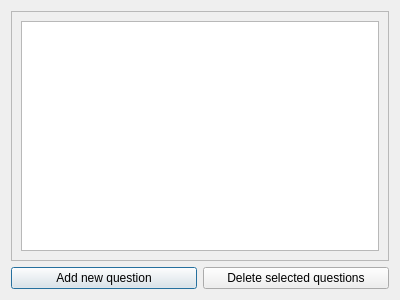
This is src/ui/managequestions.ui in mitom2/FunQuizz as Qt 5 draws it before an edit. The edited form follows.
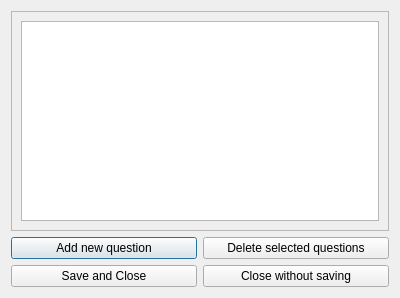
This is the edited form. Icons and pictures are not drawn.

Commit message: Manage questions: save and close, close without saving buttons

Patch:
```diff
--- a/src/ui/managequestions.ui
+++ b/src/ui/managequestions.ui
@@ -7,7 +7,7 @@
     <x>0</x>
     <y>0</y>
     <width>400</width>
-    <height>300</height>
+    <height>298</height>
    </rect>
   </property>
   <property name="windowTitle">
@@ -28,7 +28,7 @@
         <x>0</x>
         <y>0</y>
         <width>380</width>
-        <height>248</height>
+        <height>214</height>
        </rect>
       </property>
       <layout class="QVBoxLayout" name="verticalLayout">
@@ -67,6 +67,24 @@
      </item>
     </layout>
    </item>
+   <item>
+    <layout class="QHBoxLayout" name="horizontalLayout_2">
+     <item>
+      <widget class="QPushButton" name="save">
+       <property name="text">
+        <string>Save and Close</string>
+       </property>
+      </widget>
+     </item>
+     <item>
+      <widget class="QPushButton" name="close">
+       <property name="text">
+        <string>Close without saving</string>
+       </property>
+      </widget>
+     </item>
+    </layout>
+   </item>
   </layout>
  </widget>
  <resources/>
```
Left out of the diff: 19 changed lines with no effect on the pictures. The commit also changes 2 other files.
